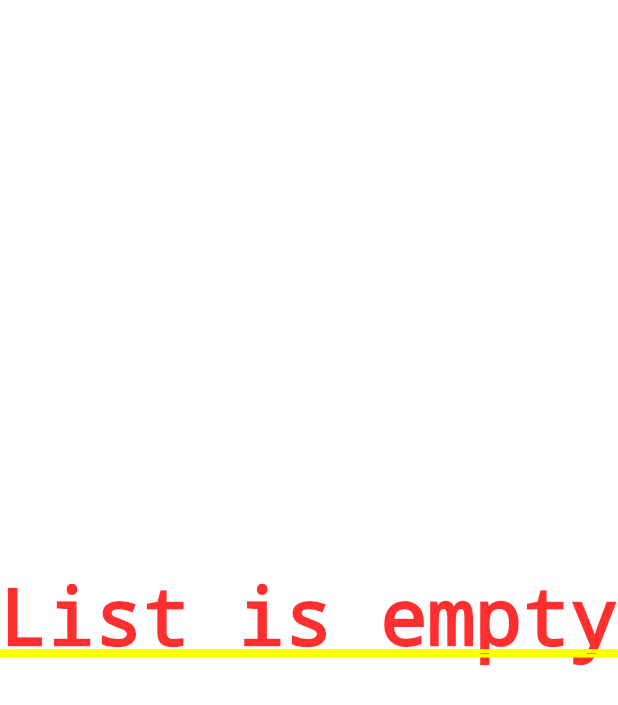
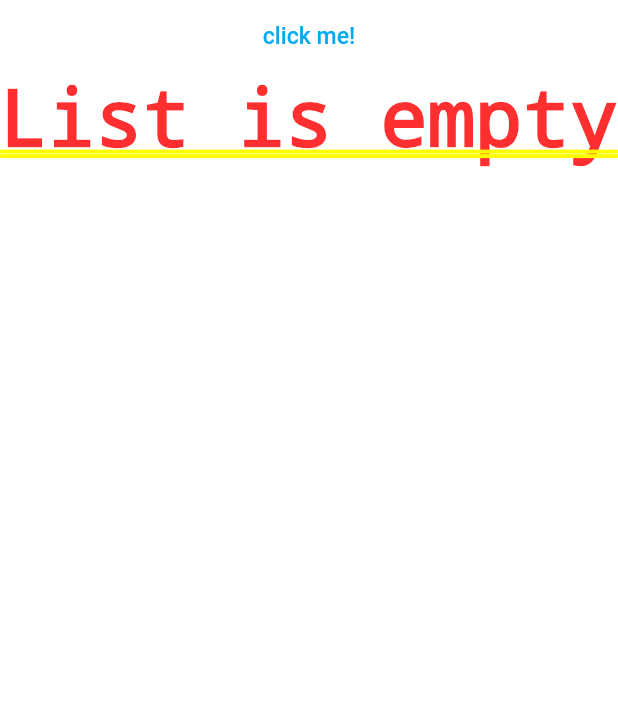
Before and after one commit to swathirandillath/flutterNewsApp, a Flutter app: the DashBoardView screen opened by its route, on a phone screen of 412 x 824 dp. Shown: the top 705 px of the screen. Run offline on Flutter 3.47's test engine with Material 2 defaults, Android fonts, the phone set to English and light mode, and no system bars; our stand-ins replace firebase_auth, firebase_core, flutter_screenutil, fluttertoast, google_fonts, google_sign_in; missing offline and left inert: firebase_auth_web, firebase_core_web, firebase_messaging_web, google_sign_in_web, shared_preferences_web; accounts and stored records are empty; network calls fail; Roboto replaces fonts that are missing (Barlow); statements that could not run were skipped.

```diff
--- a/lib/UI/dashBoard/dash_board_view.dart
+++ b/lib/UI/dashBoard/dash_board_view.dart
@@ -22,7 +22,12 @@ class DashBoardView extends StatelessWidget {
          Container(
           height: ScreenSize.height,
           color: Colors.white,
-          child: ModelFutureListBuilder<Articles>(
+          child: Column(
+            children: [
+              TextButton(onPressed: (){
+                model.signInWithGoogle();
+              }, child:Text("click me!")),
+              ModelFutureListBuilder<Articles>(
                 busy: model.isBusy,
                 data: model.articles,
                 loading: const Center(
@@ -89,6 +94,9 @@ class DashBoardView extends StatelessWidget {
                     );
                   },
                 ),
+
+              ),
+            ],
           ),
         ),
       viewModelBuilder: () =>
```
Also changed, not shown: lib/UI/dashBoard/dashboard_viewmodel.dart (+19 -0 lines), lib/UI/login/login.dart (+2 -16 lines), 1 other file. Lines whose indentation alone changed are shown as unchanged.
